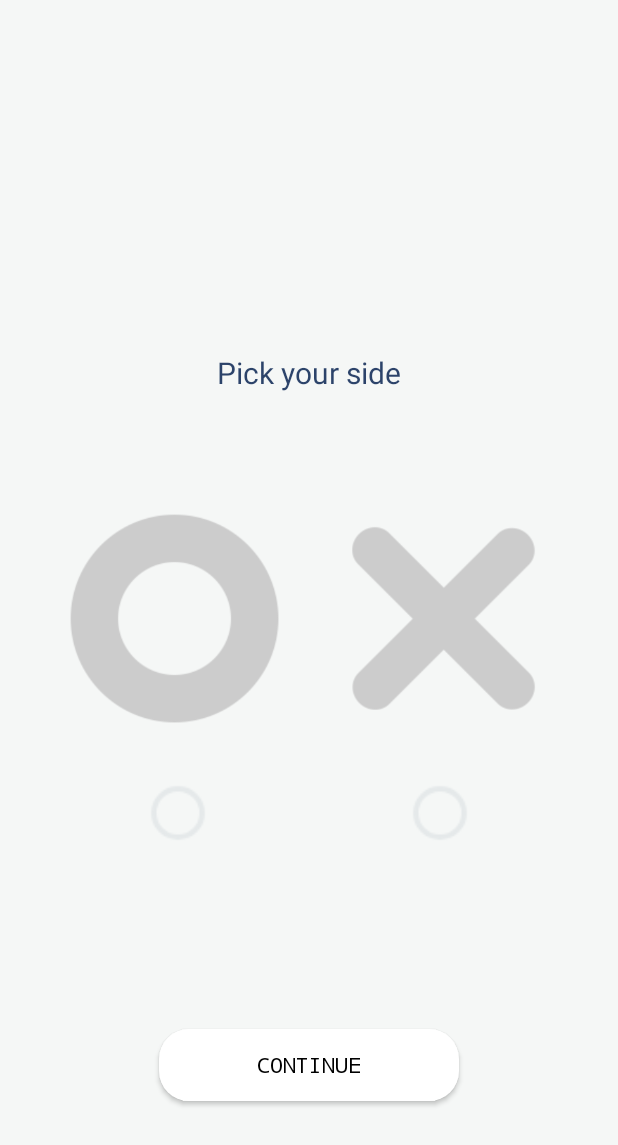
After one commit to surimLee/SPGPtermProj, an Android app: the SelectActivity screen opened directly, with no data from a screen before it, on a phone screen of 412 x 824 dp. The commit adds this screen. Shown: the top 1145 px of the screen. Run offline under Robolectric (Android 15) with nearby library versions, the phone set to English and light mode, and no system bars; 2 statements that could not run were skipped.

Commit message:
Done Select Side, 게임씬 인텐트는 X, 클릭효과음 넣어야함,

```diff
--- a/app/src/main/AndroidManifest.xml
+++ b/app/src/main/AndroidManifest.xml
@@ -29,6 +29,10 @@
             android:screenOrientation="portrait">
         </activity>
 
+        <activity android:name=".SelectActivity"
+            android:screenOrientation="portrait">
+        </activity>
+
         <service android:name=".MusicService"/>
         <service android:name=".MusicService2"/>
 
--- /dev/null
+++ b/app/src/main/java/kr/ac/kpu/ce2016152030/spgptermproj/SceneActivity.java
@@ -0,0 +1,4 @@
+package kr.ac.kpu.ce2016152030.spgptermproj;
+
+public class SceneActivity {
+}
--- /dev/null
+++ b/app/src/main/java/kr/ac/kpu/ce2016152030/spgptermproj/SelectActivity.java
@@ -0,0 +1,173 @@
+package kr.ac.kpu.ce2016152030.spgptermproj;
+
+import android.content.Intent;
+import android.content.res.ColorStateList;
+import android.graphics.Color;
+import android.os.Build;
+import android.os.Bundle;
+import android.view.View;
+import android.widget.Button;
+import android.widget.ImageView;
+import android.widget.RadioButton;
+import android.widget.TextView;
+
+import androidx.annotation.Nullable;
+import androidx.annotation.RequiresApi;
+import androidx.appcompat.app.AppCompatActivity;
+
+import java.util.Timer;
+import java.util.TimerTask;
+
+public class SelectActivity extends AppCompatActivity {
+
+    CharSequence player1 = "Player 1";
+    CharSequence player2 = "Player 2";
+    public boolean selectedsingleplayer;
+    boolean player1ax;
+    @Override
+    protected void onCreate(@Nullable Bundle savedInstanceState) {
+        super.onCreate(savedInstanceState);
+        setContentView(R.layout.activity_select);
+
+        CharSequence[] players = getIntent().getCharSequenceArrayExtra("playersnames");
+        player1 = players[0];
+        player2 = players[1];
+
+        TextView textView = findViewById(R.id.text3);
+
+        selectedsingleplayer = getIntent().getBooleanExtra("selectedsingleplayer", true);
+        if (!selectedsingleplayer){
+            textView.setText(player1 +" pick your side");
+        }
+
+        final ImageView imageView = findViewById(R.id.imageView);
+        final ImageView imageView2 = findViewById(R.id.imageView2);
+        imageView.setColorFilter(getApplicationContext().getResources().getColor(R.color.tint2));
+        imageView2.setColorFilter(getApplicationContext().getResources().getColor(R.color.tint2));
+        final RadioButton r1 = findViewById(R.id.player1o);
+        final RadioButton r2 = findViewById(R.id.player1x);
+        final int textColor = Color.parseColor("#e5e9ea");
+        final int textColorBlue = Color.parseColor("#3b7df8");
+
+        r1.post(new Runnable() {
+            @RequiresApi(api = Build.VERSION_CODES.LOLLIPOP)
+            @Override
+            public void run() {
+                if (r1.isChecked()) {
+                    r1.setButtonTintList(ColorStateList.valueOf(textColorBlue));
+
+
+                } else {
+                    r1.setButtonTintList(ColorStateList.valueOf(textColor));
+                }
+                r1.postDelayed(this, 10);
+            }
+        });
+
+        r2.post(new Runnable() {
+            @RequiresApi(api = Build.VERSION_CODES.LOLLIPOP)
+            @Override
+            public void run() {
+                if (r2.isChecked()) {
+                    r2.setButtonTintList(ColorStateList.valueOf(textColorBlue));
+                } else {
+                    r2.setButtonTintList(ColorStateList.valueOf(textColor));
+
+                }
+                r2.postDelayed(this, 10);
+            }
+        });
+
+        imageView2.setOnClickListener(new View.OnClickListener() {
+            @Override
+            public void onClick(View v) {
+                r2.setChecked(false);
+                r1.setChecked(true);
+
+                imageView2.setColorFilter(getApplicationContext().getResources().getColor(R.color.transparent));
+                player1ax = false;
+                imageView2.setImageResource(R.drawable.o);
+                imageView.setImageResource(R.drawable.x);
+                imageView.setColorFilter(getApplicationContext().getResources().getColor(R.color.tint2));
+
+
+            }
+        });
+
+        imageView.setOnClickListener(new View.OnClickListener() {
+            @Override
+            public void onClick(View v) {
+                r1.setChecked(false);
+                r2.setChecked(true);
+                player1ax = true;
+                imageView.setColorFilter(getApplicationContext().getResources().getColor(R.color.transparent));
+                imageView2.setImageResource(R.drawable.o);
+                imageView.setImageResource(R.drawable.x);
+                imageView2.setColorFilter(getApplicationContext().getResources().getColor(R.color.tint2));
+
+            }
+        });
+
+        r1.setOnClickListener(new View.OnClickListener() {
+            @Override
+            public void onClick(View v) {
+                r2.setChecked(false);
+                player1ax = false;
+                imageView2.setImageResource(R.drawable.o);
+                imageView.setImageResource(R.drawable.x);
+                imageView2.setColorFilter(getApplicationContext().getResources().getColor(R.color.transparent));
+                imageView.setColorFilter(getApplicationContext().getResources().getColor(R.color.tint2));
+
+
+            }
+        });
+
+        r2.setOnClickListener(new View.OnClickListener() {
+            @Override
+            public void onClick(View v) {
+                r1.setChecked(false);
+                player1ax = true;
+                imageView2.setImageResource(R.drawable.o);
+                imageView.setImageResource(R.drawable.x);
+                imageView.setColorFilter(getApplicationContext().getResources().getColor(R.color.transparent));
+                imageView2.setColorFilter(getApplicationContext().getResources().getColor(R.color.tint2));
+
+            }
+        });
+        new Timer().scheduleAtFixedRate(new TimerTask() {
+            @Override
+            public void run() {
+
+                if (r1.isChecked() || r2.isChecked()) {
+
+                    Button ds = findViewById(R.id.btn_continue2);
+                    ds.setOnClickListener(new View.OnClickListener() {
+                        @Override
+                        public void onClick(View v) {
+                            CharSequence[] players1 = getIntent().getCharSequenceArrayExtra("playersnames");
+                            player1 = players1[0];
+                            player2 = players1[1];
+
+
+                            Intent i = new Intent(SelectActivity.this, SceneActivity.class);
+                            CharSequence[] players = {player1, player2};
+                            i.putExtra("playersnames", players);
+                            i.putExtra("player1ax", player1ax);
+                            i.putExtra("selectedsingleplayer", selectedsingleplayer);
+                            startActivity(i);
+                        }
+                    });
+                }
+            }
+
+
+        }, 0, 20);//put here time 1000 milliseconds = 1 second
+
+    }
+
+    @Override
+    public void onBackPressed() {
+        Intent intent = new Intent(SelectActivity.this, OnePlayerActivity.class);
+        startActivity(intent);
+    }
+}
--- /dev/null
+++ b/app/src/main/res/layout/activity_select.xml
@@ -0,0 +1,96 @@
+<?xml version="1.0" encoding="utf-8"?>
+<RelativeLayout xmlns:android="http://schemas.android.com/apk/res/android"
+    xmlns:app="http://schemas.android.com/apk/res-auto"
+    xmlns:tools="http://schemas.android.com/tools"
+    android:layout_width="match_parent"
+    android:layout_height="match_parent"
+    android:background="#F5F7F6"
+    tools:context=".SelectActivity">
+
+    <TextView
+        android:id="@+id/text3"
+        android:layout_width="wrap_content"
+        android:layout_height="wrap_content"
+        android:layout_above="@+id/relativ"
+        android:layout_centerHorizontal="true"
+        android:layout_marginBottom="30dp"
+        android:text="Pick your side"
+        android:textColor="#DC0C2653"
+        android:textSize="20sp"
+        app:layout_constraintBottom_toBottomOf="parent"
+        app:layout_constraintLeft_toLeftOf="parent"
+        app:layout_constraintRight_toRightOf="parent"
+        app:layout_constraintTop_toTopOf="parent" />
+
+    <LinearLayout
+        android:id="@+id/relativ"
+        android:layout_width="wrap_content"
+        android:layout_height="wrap_content"
+        android:layout_centerVertical="true"
+        android:layout_centerHorizontal="true"
+        android:layout_marginBottom="-90dp"
+        android:orientation="horizontal">
+
+        <ImageView
+            android:id="@+id/imageView2"
+            android:layout_width="180dp"
+            android:layout_height="240dp"
+            android:layout_below="@+id/relativ"
+            app:srcCompat="@drawable/o" />
+
+        <ImageView
+            android:id="@+id/imageView"
+            android:layout_width="180dp"
+            android:layout_height="240dp"
+            android:tint="#AAAAAA"
+            app:srcCompat="@drawable/x"
+            tools:layout_editor_absoluteX="88dp"
+            tools:layout_editor_absoluteY="6dp" />
+    </LinearLayout>
+
+    <RelativeLayout
+        android:id="@+id/dsa"
+        android:layout_width="281dp"
+        android:layout_height="60dp"
+        android:layout_below="@+id/relativ"
+        android:layout_centerHorizontal="true"
+        android:layout_marginTop="70dp">
+
+        <RadioButton
+            android:id="@+id/player1o"
+            android:layout_width="wrap_content"
+            android:layout_height="wrap_content"
+            android:layout_centerVertical="true"
+            android:layout_marginLeft="37dp"
+            android:buttonTint="#3b7df8"
+            android:scaleX="1.79"
+
+            android:scaleY="1.79" />
+
+        <RadioButton
+            android:id="@+id/player1x"
+            android:layout_width="wrap_content"
+            android:layout_height="wrap_content"
+            android:layout_alignParentLeft="false"
+            android:layout_alignParentRight="true"
+            android:layout_centerVertical="true"
+            android:layout_marginRight="37dp"
+            android:buttonTint="#3b7df8"
+            android:scaleX="1.79"
+            android:scaleY="1.79" />
+    </RelativeLayout>
+
+    <Button
+        android:id="@+id/btn_continue2"
+        android:layout_width="200dp"
+        android:layout_height="wrap_content"
+        android:layout_alignParentBottom="true"
+        android:layout_centerHorizontal="true"
+        android:layout_marginBottom="90dp"
+        android:background="@drawable/whiterec"
+        android:fontFamily="monospace"
+        android:text="Continue"
+        android:textColor="#000000"/>
+
+
+</RelativeLayout>
--- a/app/src/main/res/layout/activity_two_player.xml
+++ b/app/src/main/res/layout/activity_two_player.xml
@@ -67,7 +67,7 @@
 
 
     <Button
-        android:id="@+id/button"
+        android:id="@+id/btn_continue"
         android:layout_width="200dp"
         android:layout_height="wrap_content"
         android:layout_alignParentBottom="true"
--- a/app/src/main/res/values/colors.xml
+++ b/app/src/main/res/values/colors.xml
@@ -3,4 +3,6 @@
     <color name="colorPrimary">#6200EE</color>
     <color name="colorPrimaryDark">#3700B3</color>
     <color name="colorAccent">#03DAC5</color>
+    <color name="tint2">#CCCCCC</color>
+    <color name="transparent">#00F9F9FA</color>
 </resources>
```
Also changed, not shown: app/src/main/java/kr/ac/kpu/ce2016152030/spgptermproj/MainActivity.java (+4 -4 lines), app/src/main/java/kr/ac/kpu/ce2016152030/spgptermproj/TwoPlayerActivity.java (+63 -0 lines), app/src/main/res/drawable/o.png (added), app/src/main/res/drawable/x.png (added).
